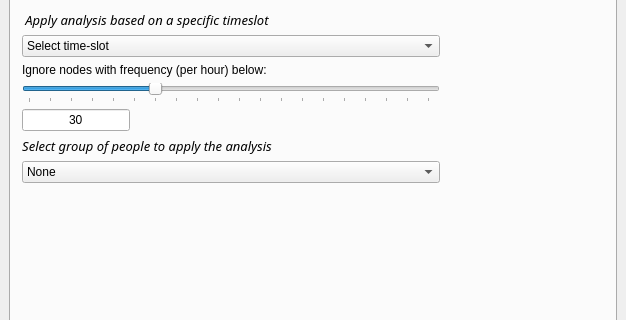
This is advISOr/spatial_decision_dockwidget_base.ui in gmichailidou/2016_GROUP8_TFA as Qt 5 draws it before an edit; both pictures show x 0 to 626 and y 82 to 402 of the 626 by 839 pixel window. The edited form follows.
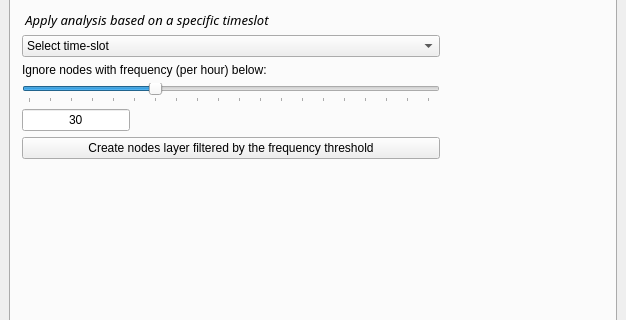
This is the edited form. The open tabs and pages were chosen to show the change.

```diff
--- a/advISOr/spatial_decision_dockwidget_base.ui
+++ b/advISOr/spatial_decision_dockwidget_base.ui
@@ -482,87 +482,29 @@
             </widget>
            </item>
            <item>
-            <widget class="QLabel" name="label_10">
+            <widget class="QPushButton" name="nodesFrequencyLayer">
              <property name="sizePolicy">
-              <sizepolicy hsizetype="Fixed" vsizetype="Preferred">
+              <sizepolicy hsizetype="Preferred" vsizetype="Preferred">
                <horstretch>0</horstretch>
                <verstretch>0</verstretch>
               </sizepolicy>
              </property>
              <property name="minimumSize">
               <size>
-               <width>250</width>
+               <width>0</width>
                <height>0</height>
               </size>
              </property>
-             <property name="maximumSize">
-              <size>
-               <width>16777215</width>
-               <height>16777215</height>
-              </size>
-             </property>
-             <property name="font">
-              <font>
-               <family>Trebuchet MS</family>
-               <pointsize>10</pointsize>
-               <weight>50</weight>
-               <italic>true</italic>
-               <bold>false</bold>
-              </font>
-             </property>
              <property name="styleSheet">
-              <string notr="true">font: italic 10pt &quot;Trebuchet MS&quot;;</string>
+              <string notr="true">font: 9pt &quot;Trebuchet MS&quot;;</string>
              </property>
              <property name="text">
-              <string>&lt;html&gt;&lt;head/&gt;&lt;body&gt;&lt;p align=&quot;center&quot;&gt;Select group of people to apply the analysis&lt;/p&gt;&lt;/body&gt;&lt;/html&gt;</string>
-             </property>
-             <property name="alignment">
-              <set>Qt::AlignCenter</set>
+              <string>Create nodes layer filtered by the frequency threshold</string>
              </property>
             </widget>
            </item>
            <item>
-            <layout class="QHBoxLayout" name="horizontalLayout_6">
-             <item>
-              <widget class="QComboBox" name="agegroupBox">
-               <item>
-                <property name="text">
-                 <string>None</string>
-                </property>
-               </item>
-               <item>
-                <property name="text">
-                 <string>Age: 0-14 </string>
-                </property>
-               </item>
-               <item>
-                <property name="text">
-                 <string>Age:15-24</string>
-                </property>
-               </item>
-               <item>
-                <property name="text">
-                 <string>Age: 25-44</string>
-                </property>
-               </item>
-               <item>
-                <property name="text">
-                 <string>Age: 45-64</string>
-                </property>
-               </item>
-               <item>
-                <property name="text">
-                 <string>Age &gt; 65 </string>
-                </property>
-               </item>
-               <item>
-                <property name="text">
-                 <string>Disable people</string>
-                </property>
-               </item>
-              </widget>
-             </item>
-            </layout>
+            <layout class="QHBoxLayout" name="horizontalLayout_6"/>
            </item>
           </layout>
          </item>
```
Left out of the diff: 2 changed lines with no effect on the pictures.
